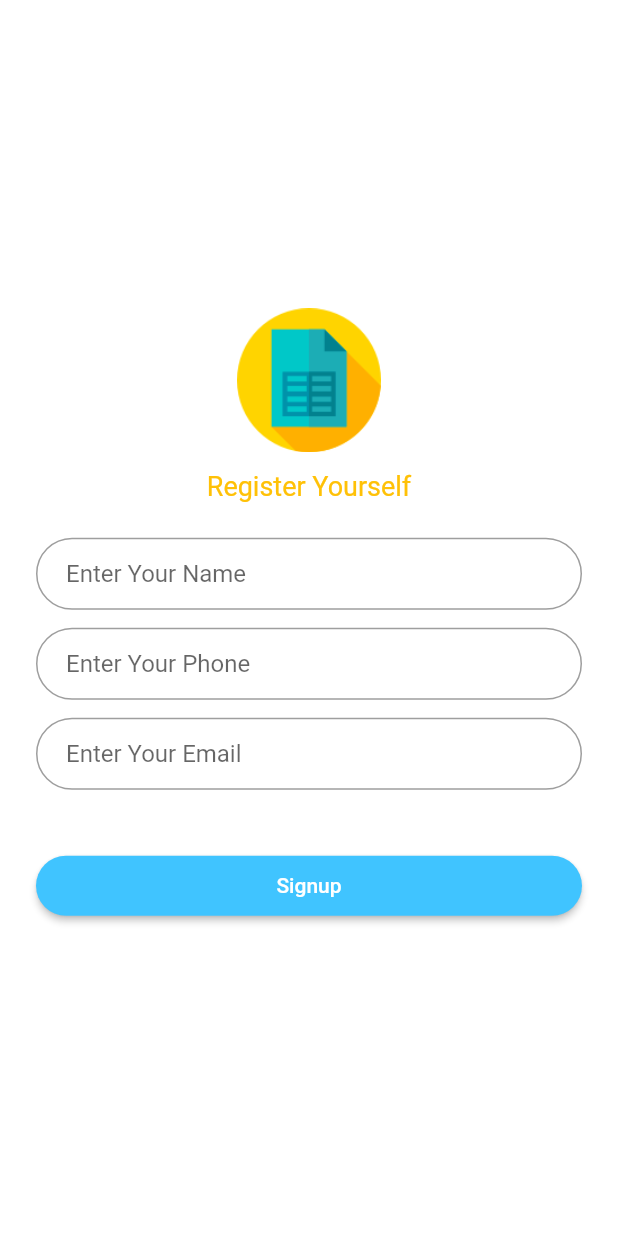
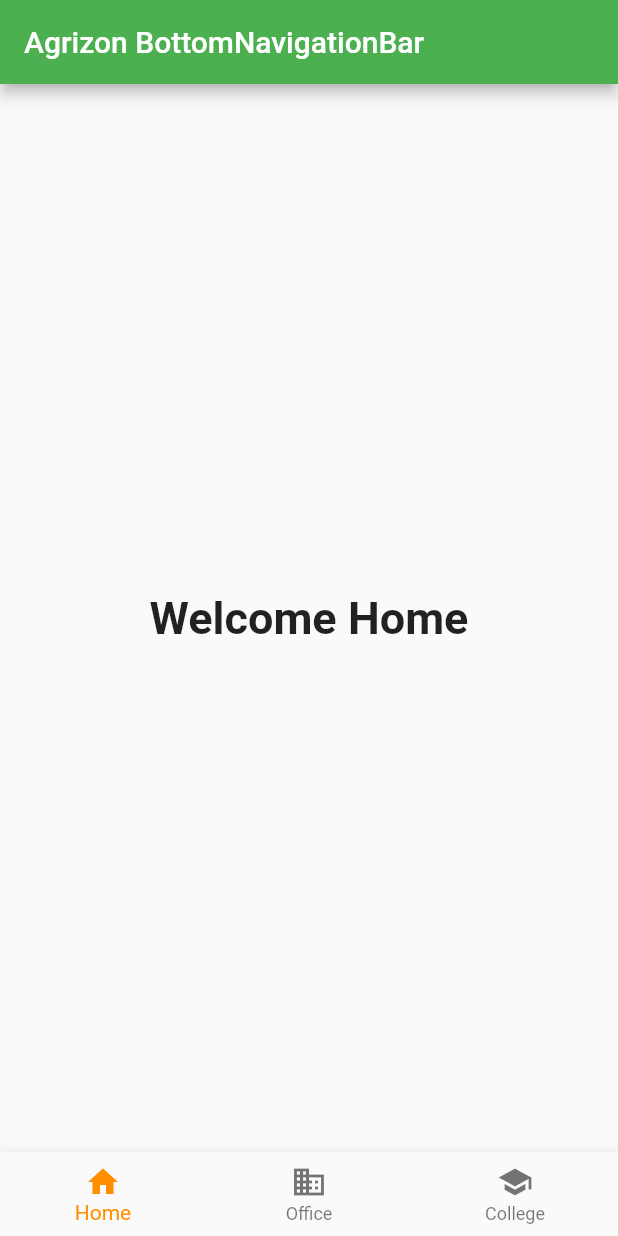
Before and after one commit to ishantk/Enc2019A_Flutter, a Flutter app: the screen it shows after launch, on a phone screen of 412 x 824 dp. Run offline on Flutter 3.47's test engine with Material 2 defaults, Android fonts, the phone set to English and light mode, and no system bars.

Commit message:
ListTile, ListView and BottomNavigation

```diff
--- /dev/null
+++ b/lib/bottomnav.dart
@@ -0,0 +1,68 @@
+import 'package:flutter/material.dart';
+import 'listtilepage.dart';
+
+class BottomNavPage extends StatefulWidget{
+
+  @override
+  State<StatefulWidget> createState() => new BottomNavPageState();
+
+}
+
+class BottomNavPageState extends State<BottomNavPage>{
+
+
+  int _selectedIndex = 0;
+  static const TextStyle optionStyle = TextStyle(fontSize: 30, fontWeight: FontWeight.bold);
+  static const List<Widget> _widgetOptions = <Widget>[
+    Text(
+      'Welcome Home',
+      style: optionStyle,
+    ),
+    Text(
+      'Welcome Office',
+      style: optionStyle,
+    ),
+    Text(
+      'Welcome College',
+      style: optionStyle,
+    ),
+  ];
+
+  void _onItemTapped(int index) {
+    setState(() {
+      _selectedIndex = index;
+    });
+  }
+
+  @override
+  Widget build(BuildContext context) {
+    return Scaffold(
+      appBar: AppBar(
+        title: const Text('Agrizon BottomNavigationBar'),
+      ),
+      body: Center(
+        child: _widgetOptions.elementAt(_selectedIndex),
+      ),
+      bottomNavigationBar: BottomNavigationBar(
+        items: const <BottomNavigationBarItem>[
+          BottomNavigationBarItem(
+            icon: Icon(Icons.home),
+            title: Text('Home'),
+          ),
+          BottomNavigationBarItem(
+            icon: Icon(Icons.business),
+            title: Text('Office'),
+          ),
+          BottomNavigationBarItem(
+            icon: Icon(Icons.school),
+            title: Text('College'),
+          ),
+        ],
+        currentIndex: _selectedIndex,
+        selectedItemColor: Colors.amber[800],
+        onTap: _onItemTapped,
+      ),
+    );
+  }
+
+}
--- a/lib/main.dart
+++ b/lib/main.dart
@@ -1,5 +1,7 @@
 import 'package:flutter/material.dart';
 import 'signup.dart';
+import 'listtilepage.dart';
+import 'bottomnav.dart';
 
 void main() => runApp(new MyApp());
 
@@ -38,7 +40,9 @@ class MyApp extends StatelessWidget {
             primaryColorDark: Colors.lightGreen,
             accentColor: Colors.greenAccent
         ),
-        home: new SignUpPage()
+        //home: new SignUpPage()
+        //home: new ListTilePage()
+        home: new BottomNavPage()
     );
 
   }
--- a/lib/signup.dart
+++ b/lib/signup.dart
@@ -1,5 +1,5 @@
 import 'package:flutter/material.dart';
-import 'package:cloud_firestore/cloud_firestore.dart';
+//import 'package:cloud_firestore/cloud_firestore.dart';
 
 class User{
 
```
Also changed, not shown: lib/listtilepage.dart (added, +66 -0 lines), pubspec.lock.
